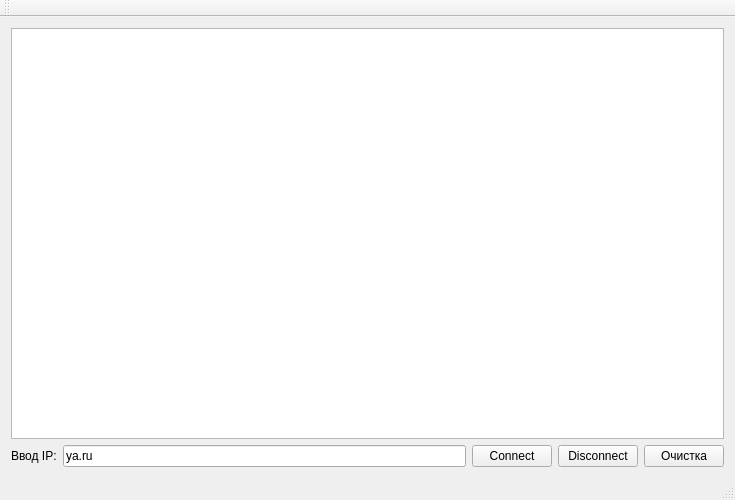
The window that mainwindow.ui (pivleonid/ipQThread) describes before a commit, drawn with Qt 5.
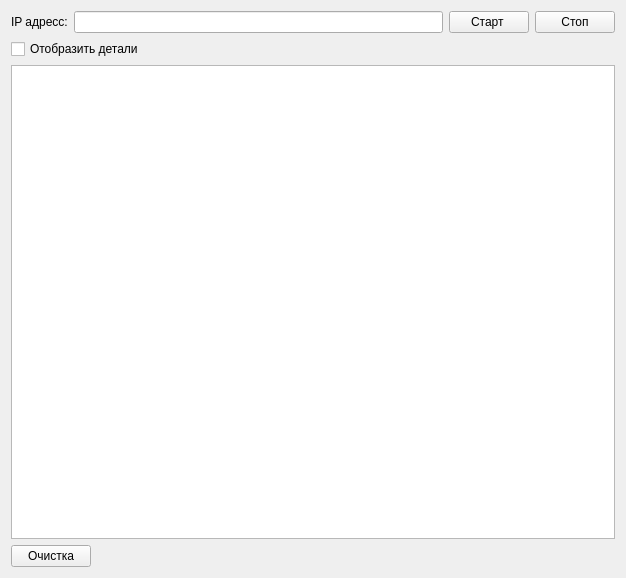
The same window after the commit.

The edit to the form file:
```diff
--- a/mainwindow.ui
+++ b/mainwindow.ui
@@ -6,78 +6,147 @@
    <rect>
     <x>0</x>
     <y>0</y>
-    <width>735</width>
-    <height>500</height>
+    <width>626</width>
+    <height>578</height>
    </rect>
   </property>
+  <property name="sizePolicy">
+   <sizepolicy hsizetype="Fixed" vsizetype="Fixed">
+    <horstretch>0</horstretch>
+    <verstretch>0</verstretch>
+   </sizepolicy>
+  </property>
+  <property name="minimumSize">
+   <size>
+    <width>626</width>
+    <height>100</height>
+   </size>
+  </property>
+  <property name="maximumSize">
+   <size>
+    <width>626</width>
+    <height>623</height>
+   </size>
+  </property>
   <property name="windowTitle">
    <string>PING</string>
   </property>
   <widget class="QWidget" name="centralWidget">
-   <layout class="QGridLayout" name="gridLayout_2">
+   <layout class="QGridLayout" name="gridLayout_4">
     <item row="0" column="0">
-     <widget class="QTextBrowser" name="browser_dbg"/>
-    </item>
-    <item row="1" column="0">
-     <layout class="QGridLayout" name="gridLayout">
+     <layout class="QGridLayout" name="gridLayout_2">
+      <property name="sizeConstraint">
+       <enum>QLayout::SetFixedSize</enum>
+      </property>
       <item row="0" column="0">
        <widget class="QLabel" name="label">
+        <property name="sizePolicy">
+         <sizepolicy hsizetype="Preferred" vsizetype="Fixed">
+          <horstretch>0</horstretch>
+          <verstretch>0</verstretch>
+         </sizepolicy>
+        </property>
         <property name="text">
-         <string>Ввод IP:</string>
+         <string>IP адресс:</string>
         </property>
        </widget>
       </item>
       <item row="0" column="1">
        <widget class="QLineEdit" name="lineEdit">
         <property name="text">
-         <string>ya.ru</string>
+         <string/>
         </property>
        </widget>
       </item>
       <item row="0" column="2">
        <widget class="QPushButton" name="btn_connect">
         <property name="text">
-         <string>Connect</string>
+         <string>Старт </string>
         </property>
        </widget>
       </item>
       <item row="0" column="3">
        <widget class="QPushButton" name="btn_disconnect">
         <property name="text">
-         <string>Disconnect</string>
+         <string>Стоп</string>
         </property>
        </widget>
       </item>
-      <item row="0" column="4">
+     </layout>
+    </item>
+    <item row="1" column="0">
+     <layout class="QGridLayout" name="gridLayout_3">
+      <property name="sizeConstraint">
+       <enum>QLayout::SetFixedSize</enum>
+      </property>
+      <item row="0" column="0">
+       <widget class="QCheckBox" name="checkBox">
+        <property name="text">
+         <string>Отобразить детали</string>
+        </property>
+        <property name="checked">
+         <bool>false</bool>
+        </property>
+       </widget>
+      </item>
+      <item row="0" column="1">
+       <spacer name="horizontalSpacer_2">
+        <property name="orientation">
+         <enum>Qt::Horizontal</enum>
+        </property>
+        <property name="sizeHint" stdset="0">
+         <size>
+          <width>40</width>
+          <height>20</height>
+         </size>
+        </property>
+       </spacer>
+      </item>
+      <item row="0" column="2">
+       <widget class="QLabel" name="statusLbl">
+        <property name="text">
+         <string/>
+        </property>
+       </widget>
+      </item>
+     </layout>
+    </item>
+    <item row="2" column="0">
+     <layout class="QGridLayout" name="gridLayout">
+      <property name="sizeConstraint">
+       <enum>QLayout::SetFixedSize</enum>
+      </property>
+      <item row="0" column="0" colspan="2">
+       <widget class="QTextBrowser" name="browser_dbg">
+        <property name="enabled">
+         <bool>true</bool>
+        </property>
+       </widget>
+      </item>
+      <item row="1" column="0">
        <widget class="QPushButton" name="clearText">
         <property name="text">
          <string>Очистка</string>
         </property>
        </widget>
       </item>
+      <item row="1" column="1">
+       <spacer name="horizontalSpacer">
+        <property name="orientation">
+         <enum>Qt::Horizontal</enum>
+        </property>
+        <property name="sizeHint" stdset="0">
+         <size>
+          <width>40</width>
+          <height>20</height>
+         </size>
+        </property>
+       </spacer>
+      </item>
      </layout>
     </item>
    </layout>
   </widget>
-  <widget class="QMenuBar" name="menuBar">
-   <property name="geometry">
-    <rect>
-     <x>0</x>
-     <y>0</y>
-     <width>735</width>
-     <height>22</height>
-    </rect>
-   </property>
-  </widget>
-  <widget class="QToolBar" name="mainToolBar">
-   <attribute name="toolBarArea">
-    <enum>TopToolBarArea</enum>
-   </attribute>
-   <attribute name="toolBarBreak">
-    <bool>false</bool>
-   </attribute>
-  </widget>
-  <widget class="QStatusBar" name="statusBar"/>
  </widget>
  <layoutdefault spacing="6" margin="11"/>
  <resources/>
```
Left out of the diff: 2 changed lines with no effect on the pictures.
